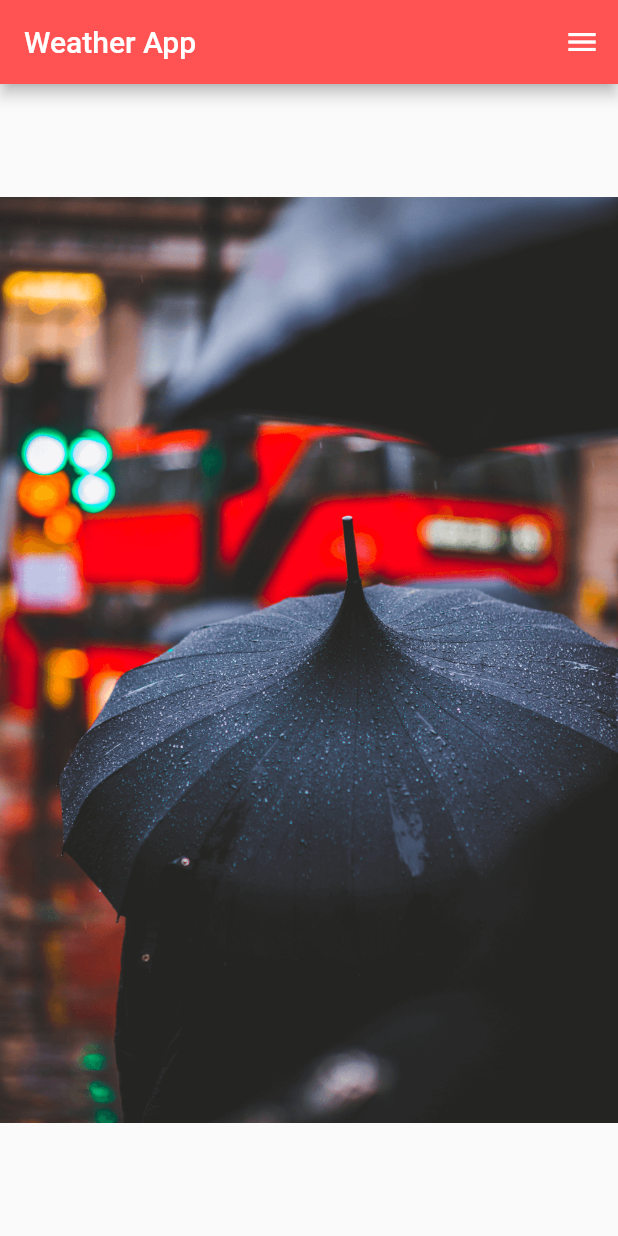
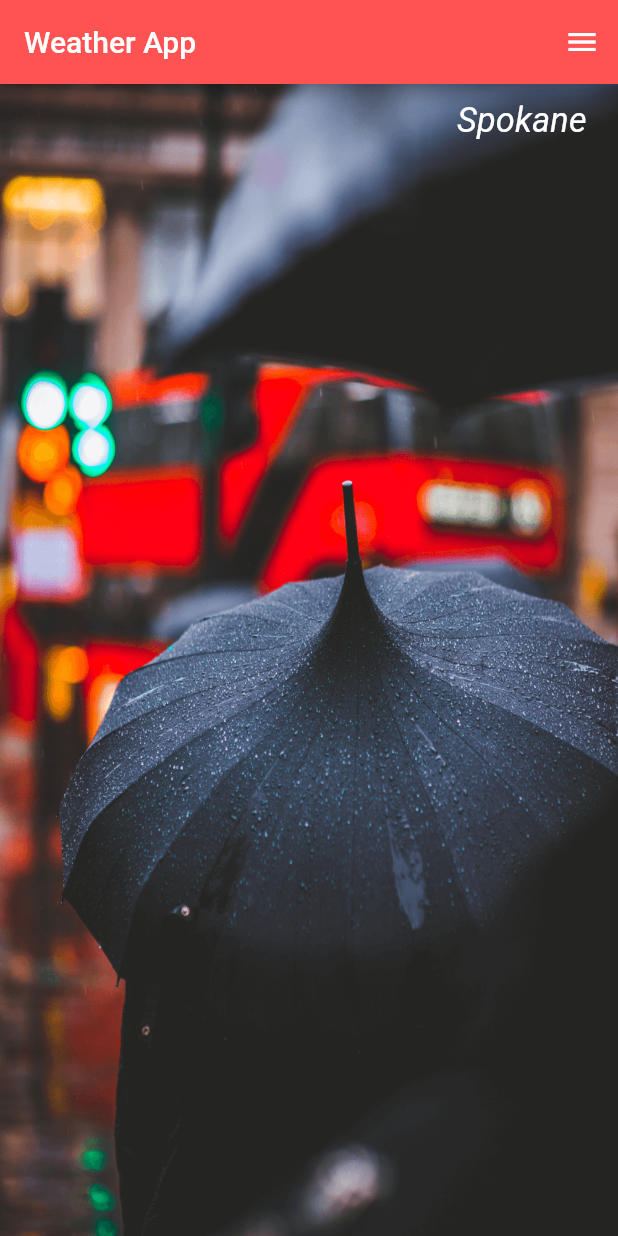
Before and after one commit to gulamanas/Weather-app-flutter, a Flutter app: the screen it shows after launch, after a tap on the "menu" icon, on a phone screen of 412 x 824 dp. Run offline on Flutter 3.47's test engine with Material 2 defaults, Android fonts, the phone set to English and light mode, and no system bars.

Commit message:
text over stack image

```diff
--- a/lib/ui/home.dart
+++ b/lib/ui/home.dart
@@ -17,7 +17,7 @@ class _HomeState extends State<Home> {
         actions: [
           IconButton(onPressed: () {
             print('Hey');
-          }, icon: Icon(Icons.menu))
+          }, icon: const Icon(Icons.menu))
         ],
       ),
       body: Stack(
@@ -25,7 +25,16 @@ class _HomeState extends State<Home> {
           Center(
             child: Image.asset(
               'assets/umbrella.png',
+              height: 900.0,
               fit: BoxFit.fill,
+            ),
+          ),
+          Container(
+            alignment: Alignment.topRight,
+            margin: const EdgeInsets.fromLTRB(0.0 ,10.9, 20.9,0.0),
+            child: Text(
+              'Spokane',
+              style: cityStyle(),
             ),
           )
         ],
@@ -33,3 +42,11 @@ class _HomeState extends State<Home> {
     );
   }
 }
+
+TextStyle cityStyle() {
+  return const TextStyle(
+    color: Colors.white,
+    fontSize: 22.9,
+    fontStyle: FontStyle.italic
+  );
+}
```
